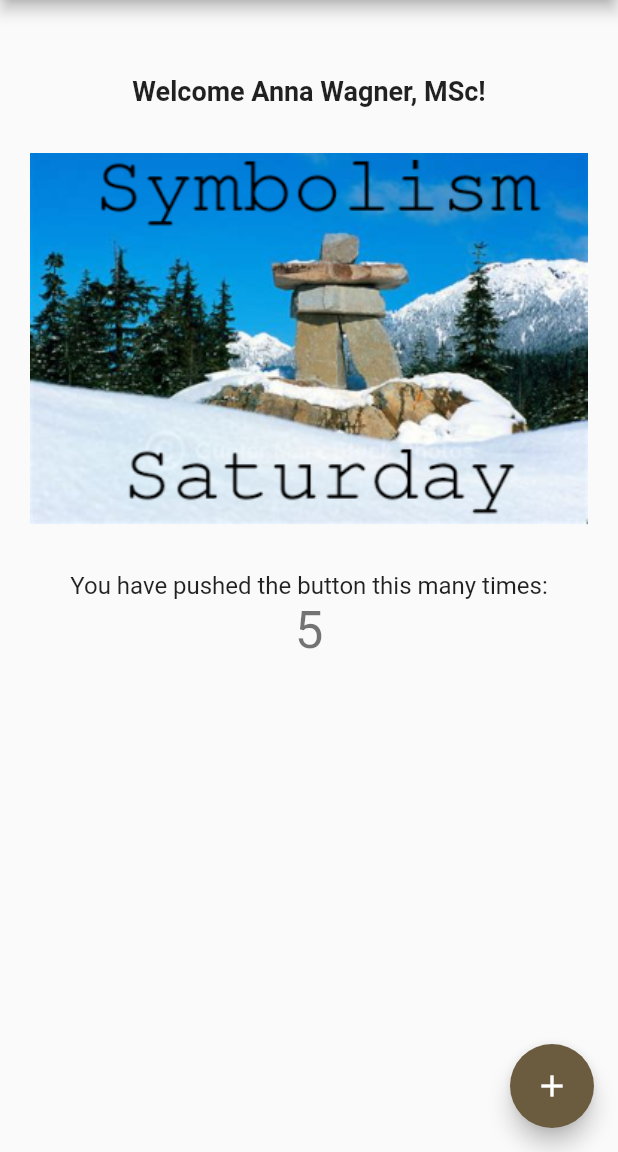
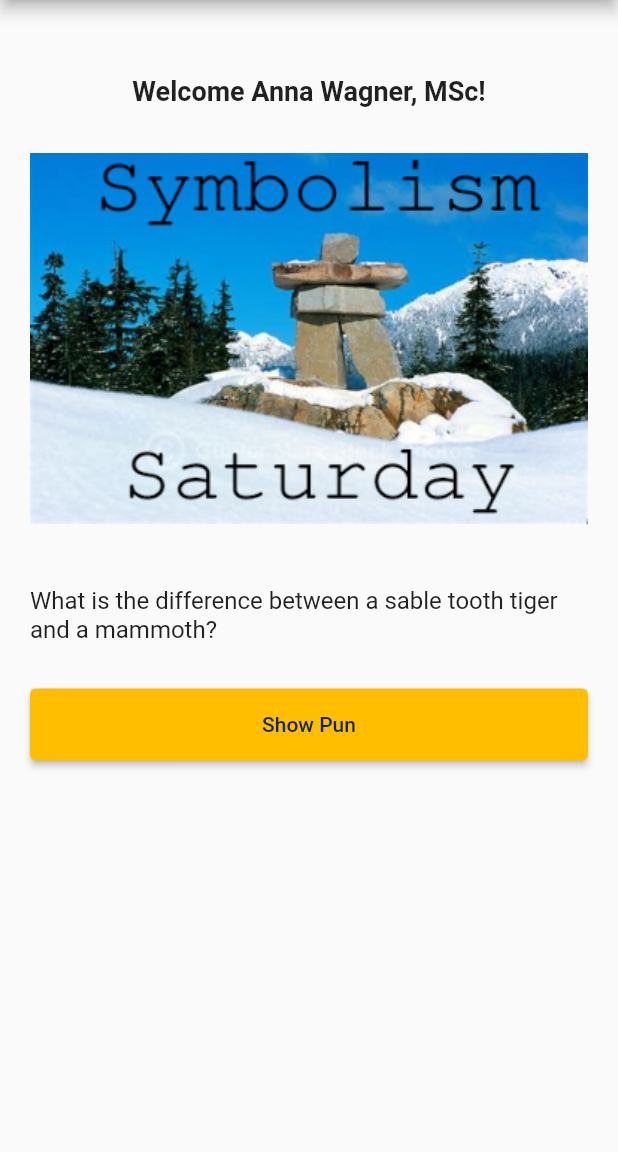
Before and after one commit to Derpshirecat/MasterApp, a Flutter app: the screen it shows after launch, on a phone screen of 412 x 824 dp, the part 84-1236 px from its top. Run offline on Flutter 3.47's test engine with Material 2 defaults, Android fonts, the phone set to English and light mode, and no system bars.

Commit message:
The ShowPunView was implemented, without logic, just the UI.\n The Show Pun button is visible at the start, when clicked the pun and addFavButton appears. When addFavButton clicked, it gets disabled

```diff
--- a/lib/main.dart
+++ b/lib/main.dart
@@ -16,12 +16,23 @@
       theme: ThemeData(
           colorScheme: ColorScheme.fromSeed(seedColor: const Color(0x00ffbf00)),
           textTheme: const TextTheme(
-            bodyLarge:  TextStyle(
+              bodyLarge: TextStyle(
                 fontSize: 18,
-              fontWeight:  FontWeight.w600,
+                fontWeight: FontWeight.w600,
               ),
-            bodyMedium: TextStyle(
-              fontSize: 16
+              bodyMedium: TextStyle(fontSize: 16)
+          ),
+        elevatedButtonTheme: ElevatedButtonThemeData(
+          style: ButtonStyle(
+            backgroundColor: MaterialStateProperty.resolveWith(
+                (Set<MaterialState> states) {
+                  if (states.contains(MaterialState.disabled)) {
+                    return const Color(0x50ffbf00);
+                    }
+                    return const Color(0xFFffbf00);}),
+            foregroundColor: MaterialStateProperty.all<Color>(const Color(0xFF0E2239)),
+            fixedSize: MaterialStateProperty.all<Size>(const Size(double.infinity, 48)), // Width as 100% and fixed height of 48
+            maximumSize: MaterialStateProperty.all<Size>(const Size(500, 48)), // Max width of 500
           )
         )
       ),
@@ -40,11 +51,20 @@
 }
 
 class _MyHomePageState extends State<MyHomePage> {
-  int _currentWeekday= DateTime.now().weekday - 1;
+  int _currentWeekday = DateTime.now().weekday - 1;
+  bool punVisible = false;
+  bool favButtonDisabled = true;
 
-  void _incrementCounter() {
+  void _showPun() {
     setState(() {
-      _currentWeekday++;
+      punVisible = true;
+      favButtonDisabled = false;
+    });
+  }
+
+  void _addFavButton() {
+    setState(() {
+      favButtonDisabled = true;
     });
   }
 
@@ -63,6 +83,8 @@
       body: Padding(
         padding: const EdgeInsets.symmetric(vertical: 50, horizontal: 20),
         child: Center(
+          heightFactor: 1,
+          child: SingleChildScrollView(
             child: Column(
               mainAxisAlignment: MainAxisAlignment.start,
               children: <Widget>[
@@ -71,23 +93,23 @@
                   style: Theme.of(context).textTheme.bodyLarge,
                 ),
                 Container(
-                 margin: const EdgeInsets.only(top:30, bottom: 30),
+                    margin: const EdgeInsets.only(top: 30, bottom: 40),
                     height: 250,
-                 child: Image.asset('images/weekday_$_currentWeekday.png')
+                    child: Image.asset('images/weekday_$_currentWeekday.png')),
+                const Text(
+                    'What is the difference between a sable tooth tiger and a mammoth?'),
+                Container(
+                    margin: const EdgeInsets.only(top: 30, bottom: 50),
+                    child: punVisible
+                        ? const Text('The body fat percentage!')
+                        : ElevatedButton(onPressed: _showPun, child: const Text('Show Pun'))
                 ),
-               const Text('You have pushed the button this many times:'),
-              Text(
-                '$_currentWeekday',
-                style: Theme.of(context).textTheme.headlineMedium,
+                if (punVisible) ElevatedButton(onPressed: !favButtonDisabled ? _addFavButton : null, child: const Text('Add to favorites')
                 ),
               ],
             ),
           ),
         ),
-      floatingActionButton: FloatingActionButton(
-        onPressed: _incrementCounter,
-        tooltip: 'Increment',
-        child: const Icon(Icons.add),
       ), // This trailing comma makes auto-formatting nicer for build methods.
     );
   }
```
Lines whose indentation alone changed are shown as unchanged.
